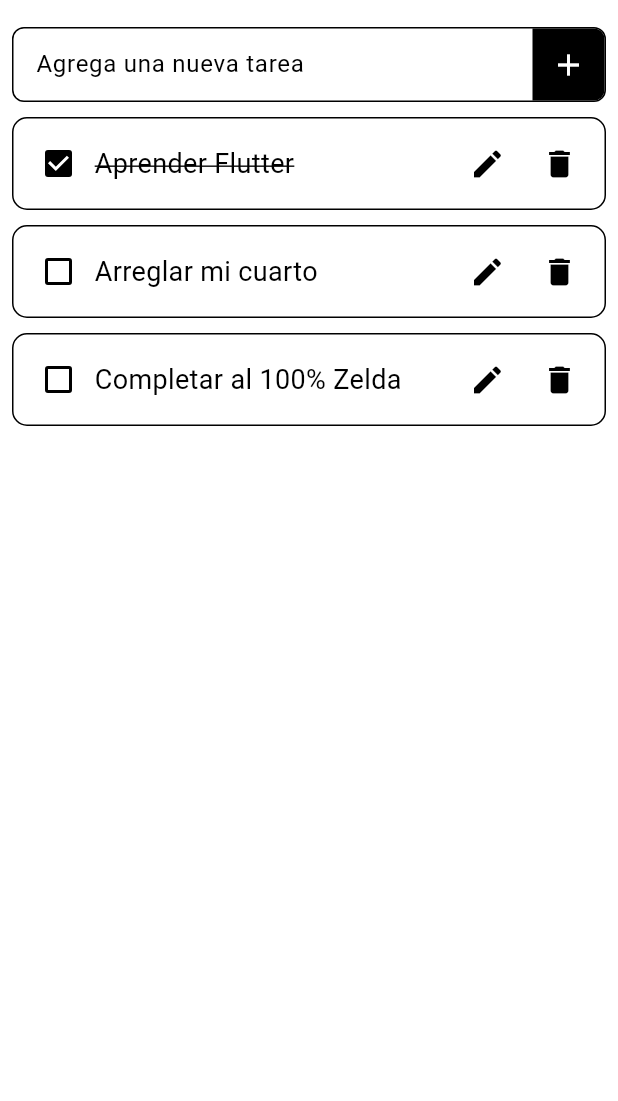
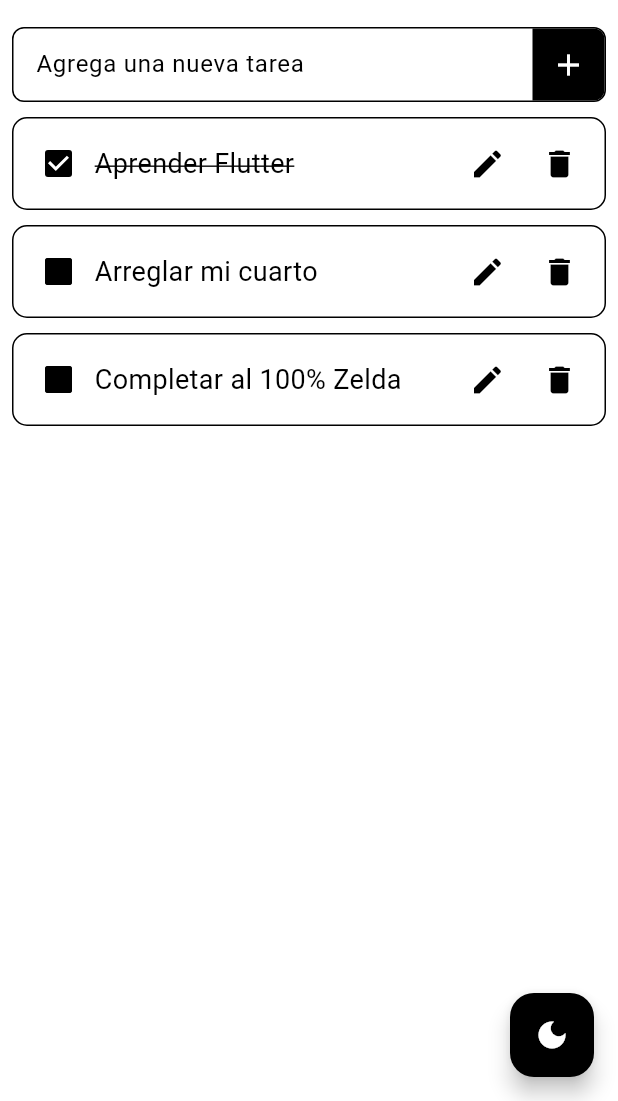
Before and after one commit to FranciscoMelen10/Todo, a Flutter app: the screen it shows after launch, after a tap on "Sign In", on a phone screen of 412 x 824 dp, the part 135-1236 px from its top. Run offline on Flutter 3.47's test engine with Material 3 defaults, Android fonts, the light colour scheme and no system bars; our stand-ins replace flutter_svg.

Commit message:
Feat: Dark Mode

```diff
--- /dev/null
+++ b/todo/lib/config/theme.dart
@@ -0,0 +1,14 @@
+import 'package:flutter/material.dart';
+
+ThemeData lightMode = ThemeData(
+  brightness: Brightness.light,
+  colorScheme: ColorScheme.light(
+    primary: Colors.white,
+    secondary: Colors.black,
+  ),
+);
+
+ThemeData darkMode = ThemeData(
+  brightness: Brightness.dark,
+  colorScheme: ColorScheme.dark(primary: Colors.black, secondary: Colors.white),
+);
--- a/todo/lib/main.dart
+++ b/todo/lib/main.dart
@@ -1,12 +1,16 @@
 import 'package:flutter/material.dart';
 import 'package:provider/provider.dart';
 import 'package:todo/presentation/screens/index.dart';
+import 'package:todo/provider/themeProvider.dart';
 import 'package:todo/provider/todoProvider.dart';
 
 void main() {
   runApp(
-    ChangeNotifierProvider(
-      create: (context) => Todoprovider(),
+    MultiProvider(
+      providers: [
+        ChangeNotifierProvider(create: (context) => Todoprovider()),
+        ChangeNotifierProvider(create: (context) => ThemeProvider()),
+      ],
       child: const MainApp(),
     ),
   );
@@ -19,10 +23,7 @@ class MainApp extends StatelessWidget {
   Widget build(BuildContext context) {
     return MaterialApp(
       debugShowCheckedModeBanner: false,
-      theme: ThemeData(
-        useMaterial3: true,
-        colorScheme: ColorScheme.light(primary: Colors.black),
-      ),
+      theme: Provider.of<ThemeProvider>(context).themeData,
       initialRoute: '/',
       routes: {
         '/': (context) => const Login(),
--- a/todo/lib/presentation/screens/home.dart
+++ b/todo/lib/presentation/screens/home.dart
@@ -2,6 +2,7 @@ import 'package:flutter/material.dart';
 import 'package:flutter_svg/svg.dart';
 import 'package:provider/provider.dart';
 import 'package:todo/presentation/widgets/index.dart';
+import 'package:todo/provider/themeProvider.dart';
 import 'package:todo/provider/todoProvider.dart';
 
 class Home extends StatelessWidget {
@@ -28,7 +29,7 @@ class Home extends StatelessWidget {
 
     return Scaffold(
       appBar: AppBar(
-        backgroundColor: Colors.white,
+        backgroundColor: Colors.transparent,
         leadingWidth: 100,
         toolbarHeight: 100,
         centerTitle: true,
@@ -56,6 +57,16 @@ class Home extends StatelessWidget {
           ],
         ),
       ),
+      floatingActionButton: FloatingActionButton(
+        onPressed: () {
+          Provider.of<ThemeProvider>(context, listen: false).changeMode();
+        },
+        backgroundColor: Theme.of(context).colorScheme.secondary,
+        child:
+            Theme.of(context).colorScheme.primary == Colors.white
+                ? Icon(Icons.dark_mode)
+                : Icon(Icons.sunny),
+      ),
     );
   }
 }
--- a/todo/lib/presentation/widgets/Todos/item.dart
+++ b/todo/lib/presentation/widgets/Todos/item.dart
@@ -19,7 +19,7 @@ class ItemTodo extends StatelessWidget {
       margin: const EdgeInsets.only(top: 10),
       padding: const EdgeInsets.all(6),
       decoration: BoxDecoration(
-        border: Border.all(color: Colors.black),
+        border: Border.all(color: Theme.of(context).colorScheme.secondary),
         borderRadius: BorderRadius.circular(10),
       ),
       child: Row(
@@ -27,12 +27,17 @@ class ItemTodo extends StatelessWidget {
           Checkbox(
             value: todo.completed,
             onChanged: (_) => completedTodoList(todo.id, context),
+            fillColor: WidgetStateProperty.resolveWith<Color>((
+              Set<WidgetState> states,
+            ) {
+              return Theme.of(context).colorScheme.secondary;
+            }),
           ),
           Expanded(
             child: Text(
               todo.tarea,
               style: TextStyle(
-                color: Colors.black,
+                color: Theme.of(context).colorScheme.secondary,
                 fontSize: 18,
                 decoration:
                     todo.completed
@@ -45,13 +50,19 @@ class ItemTodo extends StatelessWidget {
             children: [
               IconButton(
                 onPressed: () => toastEditTodo(context, todo, todosProvider),
-                icon: Icon(Icons.edit),
+                icon: Icon(
+                  Icons.edit,
+                  color: Theme.of(context).colorScheme.secondary,
+                ),
               ),
               IconButton(
                 onPressed: () {
                   todosProvider.eliminateTodo(todo.id);
                 },
-                icon: Icon(Icons.delete),
+                icon: Icon(
+                  Icons.delete,
+                  color: Theme.of(context).colorScheme.secondary,
+                ),
               ),
             ],
           ),
--- a/todo/lib/presentation/widgets/Todos/todoWidget.dart
+++ b/todo/lib/presentation/widgets/Todos/todoWidget.dart
@@ -13,7 +13,10 @@ class WidgetTodos extends StatelessWidget {
       child: ListView.builder(
         itemCount: todosProvider.todos.length,
         itemBuilder: (context, index) {
-          return ItemTodo(todo: todosProvider.todos[index], todosProvider: todosProvider,);
+          return ItemTodo(
+            todo: todosProvider.todos[index],
+            todosProvider: todosProvider,
+          );
         },
       ),
     );
--- a/todo/lib/presentation/widgets/addInput.dart
+++ b/todo/lib/presentation/widgets/addInput.dart
@@ -19,8 +19,8 @@ class AddinputState extends State<Addinput> {
   Widget build(BuildContext context) {
     return Container(
       decoration: BoxDecoration(
-        color: Colors.white,
-        border: Border.all(color: Colors.black),
+        color: Theme.of(context).colorScheme.primary,
+        border: Border.all(color: Theme.of(context).colorScheme.secondary),
         borderRadius: BorderRadius.circular(8),
       ),
       padding: const EdgeInsets.only(left: 15),
@@ -37,7 +37,7 @@ class AddinputState extends State<Addinput> {
           ),
           Container(
             decoration: BoxDecoration(
-              color: Colors.black,
+              color: Theme.of(context).colorScheme.secondary,
               borderRadius: BorderRadius.only(
                 topRight: Radius.circular(7),
                 bottomRight: Radius.circular(7),
@@ -45,7 +45,10 @@ class AddinputState extends State<Addinput> {
             ),
             child: IconButton(
               onPressed: widget.addTodo,
-              icon: Icon(Icons.add, color: Colors.white),
+              icon: Icon(
+                Icons.add,
+                color: Theme.of(context).colorScheme.primary,
+              ),
             ),
           ),
         ],
--- a/todo/lib/presentation/widgets/toast.dart
+++ b/todo/lib/presentation/widgets/toast.dart
@@ -23,7 +23,10 @@ Future<void> toastEditTodo(
             style: TextButton.styleFrom(
               textStyle: Theme.of(context).textTheme.labelLarge,
             ),
-            child: const Text('Cancelar'),
+            child: Text(
+              'Cancelar',
+              style: TextStyle(color: Theme.of(context).colorScheme.secondary),
+            ),
             onPressed: () {
               Navigator.of(context).pop();
             },
@@ -32,7 +35,10 @@ Future<void> toastEditTodo(
             style: TextButton.styleFrom(
               textStyle: Theme.of(context).textTheme.labelLarge,
             ),
-            child: const Text('Guardar'),
+            child: Text(
+              'Guardar',
+              style: TextStyle(color: Theme.of(context).colorScheme.secondary),
+            ),
             onPressed: () {
               if (newTodo.text.isEmpty) {
                 customAlert(
@@ -64,7 +70,10 @@ Future<void> customAlert(BuildContext context, String title, String message) {
             style: TextButton.styleFrom(
               textStyle: Theme.of(context).textTheme.labelLarge,
             ),
-            child: const Text('Aceptar'),
+            child: Text(
+              'Aceptar',
+              style: TextStyle(color: Theme.of(context).colorScheme.secondary),
+            ),
             onPressed: () {
               Navigator.of(context).pop();
             },
--- /dev/null
+++ b/todo/lib/provider/themeProvider.dart
@@ -0,0 +1,21 @@
+import 'package:flutter/material.dart';
+import 'package:todo/config/theme.dart';
+
+class ThemeProvider extends ChangeNotifier {
+  ThemeData _themeData = lightMode;
+  ThemeData get themeData => _themeData;
+
+  set themeData(ThemeData themeData) {
+    _themeData = themeData;
+    notifyListeners();
+  }
+
+  void changeMode() {
+    if (_themeData == lightMode) {
+      themeData = darkMode;
+    } else {
+      themeData = lightMode;
+    }
+    notifyListeners();
+  }
+}
```
Also changed, not shown: todo/Home.png, todo/Home_Dark.png (added), 1 other file.
